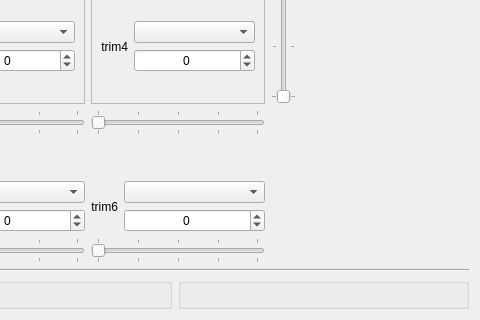
Old version of the form companion/src/modeledit/flightmode.ui in the repository opentx/opentx; both pictures show x 130 to 610 and y 179 to 499 of the 610 by 499 pixel window.
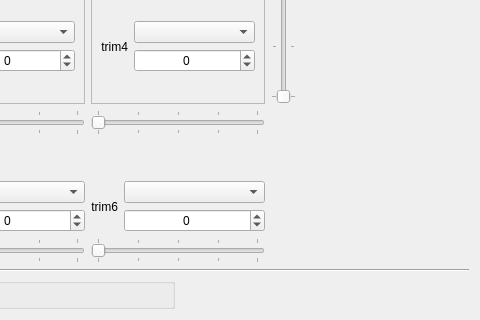
New version of the form.

Patch:
```diff
--- a/companion/src/modeledit/flightmode.ui
+++ b/companion/src/modeledit/flightmode.ui
@@ -582,9 +582,6 @@
      <item row="0" column="0">
       <widget class="QGroupBox" name="gvGB"/>
      </item>
-     <item row="0" column="1">
-      <widget class="QGroupBox" name="reGB"/>
-     </item>
     </layout>
    </item>
   </layout>
```
